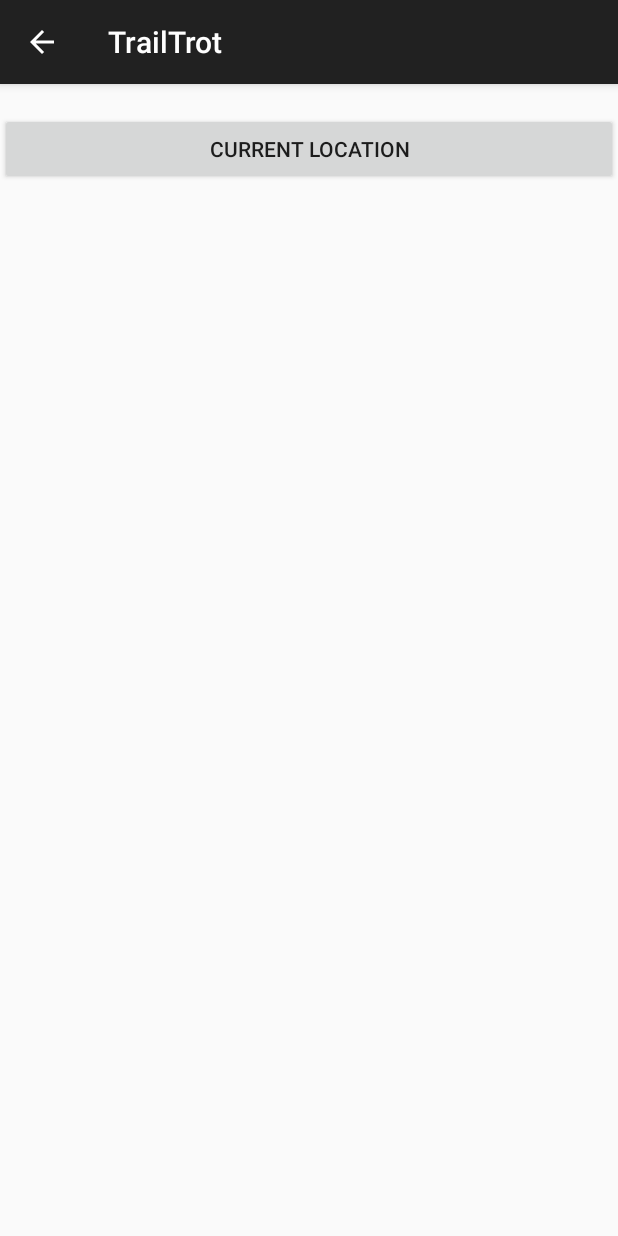
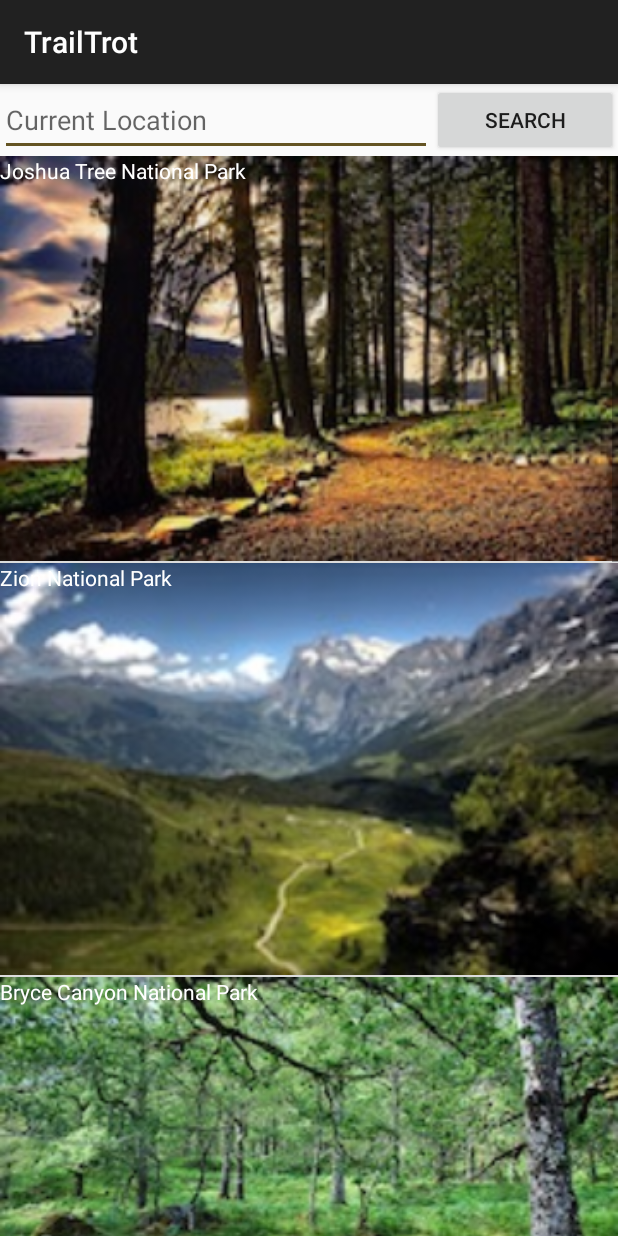
Before and after one commit to al-hy/TrailTrot, an Android app: the screen it shows after launch (DisplayMessageActivity before the commit, TrailRecommendationActivity after it), after a tap on "LOGIN", on a phone screen of 412 x 824 dp. Run offline under Robolectric (Android 15) with nearby library versions, the phone set to English and light mode, and no system bars.

Commit message:
DisplayMessage.java and activity_display_message.xml are deprecated. Two new activities added.

```diff
--- a/app/src/main/java/com/example/ahy/myapplication/DisplayMessageActivity.java
+++ /dev/null
@@ -1,24 +0,0 @@
-package com.example.ahy.myapplication;
-
-import android.content.Intent;
-import android.os.Bundle;
-import android.support.v7.app.AppCompatActivity;
-import android.util.Log;
-import android.widget.TextView;
-
-public class DisplayMessageActivity extends AppCompatActivity{
-
-    @Override
-    protected void onCreate(Bundle savedInstanceState) {
-        super.onCreate(savedInstanceState);
-        setContentView(R.layout.activity_display_message);
-
-        Intent intent = getIntent();
-        String message = intent.getStringExtra(MainActivity.EXTRA_MESSAGE);
-
-        TextView textView = (TextView) findViewById(R.id.displayText);
-        textView.setText(message);
-
-    }
-
-}
--- a/app/src/main/java/com/example/ahy/myapplication/MainActivity.java
+++ b/app/src/main/java/com/example/ahy/myapplication/MainActivity.java
@@ -43,7 +43,7 @@ public class MainActivity extends AppCompatActivity {
     }
 
     protected void sendMessage(View view) {
-        Intent intent = new Intent(this, DisplayMessageActivity.class);
+        Intent intent = new Intent(this, TrailRecommendationActivity.class);
         EditText editText = (EditText) findViewById(R.id.username);
         String message = editText.getText().toString();
         intent.putExtra(EXTRA_MESSAGE, message);
--- /dev/null
+++ b/app/src/main/java/com/example/ahy/myapplication/TrailRecommendation.java
@@ -0,0 +1,42 @@
+package com.example.ahy.myapplication;
+
+/**
+ * Created by ahy on 4/24/17.
+ */
+
+public class TrailRecommendation {
+
+    private String name;
+    private double rating;
+    private int trailImage;
+
+    public TrailRecommendation(String name, double rating, int trailImage) {
+        this.name = name;
+        this.rating = rating;
+        this.trailImage = trailImage;
+    }
+
+    public String getName() {
+        return name;
+    }
+
+    public void setName(String name) {
+        this.name = name;
+    }
+
+    public int getTrailImage() {
+        return trailImage;
+    }
+
+    public void setTrailImage(int trailImage) {
+        this.trailImage = trailImage;
+    }
+
+    public double getRating() {
+        return rating;
+    }
+
+    public void setRating(double rating) {
+        this.rating = rating;
+    }
+}
--- /dev/null
+++ b/app/src/main/java/com/example/ahy/myapplication/TrailRecommendationActivity.java
@@ -0,0 +1,70 @@
+package com.example.ahy.myapplication;
+
+import android.content.Intent;
+import android.os.Bundle;
+import android.support.v7.app.AppCompatActivity;
+import android.view.View;
+import android.widget.Button;
+import android.widget.ImageView;
+import android.widget.ListView;
+
+import java.util.ArrayList;
+import java.util.List;
+import java.util.Random;
+
+/**
+ * Created by ahy on 4/24/17.
+ */
+
+public class TrailRecommendationActivity extends AppCompatActivity{
+
+    private List<TrailRecommendation> trailRecommendationList;
+    private ListView listView;
+
+    //When creating a listView, an adapter is needed for dynamic retrieval
+    private TrailRecommendationActivityAdapter trailRecommendationActivityAdapter;
+
+    @Override
+    public void onCreate(Bundle savedInstanceState) {
+        super.onCreate(savedInstanceState);
+        setContentView(R.layout.activity_display_trail);
+
+        Intent intent = getIntent();
+
+        initTrailRecommendation();
+
+        Button button = (Button) findViewById(R.id.searchButton);
+        button.setOnClickListener(new View.OnClickListener() {
+            @Override
+            public void onClick(View view) {
+                TrailRecommendation trailRecommendation =
+                        new TrailRecommendation("Next Nearest Trail",
+                                new Random().nextInt(5),
+                                R.drawable.trail_1);
+
+            }
+        });
+
+        listView = (ListView) findViewById(R.id.trailListView);
+        trailRecommendationActivityAdapter = new TrailRecommendationActivityAdapter(
+                this, R.layout.trail_list_item, trailRecommendationList);
+
+        listView.setAdapter(trailRecommendationActivityAdapter);
+
+
+    }
+
+    public void initTrailRecommendation() {
+        trailRecommendationList = new ArrayList<TrailRecommendation>() {{
+            add(new TrailRecommendation("Joshua Tree National Park", 4.5, R.drawable.trail_1));
+            add(new TrailRecommendation("Zion National Park", 4.5, R.drawable.trail_2));
+            add(new TrailRecommendation("Bryce Canyon National Park", 4.5, R.drawable.trail_3));
+            add(new TrailRecommendation("Yosemite National Park", 4.5, R.drawable.trail_4));
+            add(new TrailRecommendation("Death Valley Tree National Park", 4.5, R.drawable.trail_5));
+            add(new TrailRecommendation("Great Basin National Park", 4.5, R.drawable.trail_6));
+            add(new TrailRecommendation("Arches National Park", 4.5, R.drawable.trail_7));
+        }};
+    }
+
+
+}
--- /dev/null
+++ b/app/src/main/java/com/example/ahy/myapplication/TrailRecommendationActivityAdapter.java
@@ -0,0 +1,68 @@
+package com.example.ahy.myapplication;
+
+import android.content.Context;
+import android.content.Intent;
+import android.support.annotation.LayoutRes;
+import android.support.annotation.NonNull;
+import android.support.annotation.Nullable;
+import android.support.v4.view.LayoutInflaterCompat;
+import android.util.Log;
+import android.view.LayoutInflater;
+import android.view.View;
+import android.view.ViewGroup;
+import android.widget.ArrayAdapter;
+import android.widget.Button;
+import android.widget.ImageView;
+import android.widget.TextView;
+
+import java.util.List;
+
+/**
+ * Created by ahy on 4/24/17.
+ */
+
+public class TrailRecommendationActivityAdapter extends ArrayAdapter<TrailRecommendation> {
+
+    private Context context;
+    private int layoutResource;
+    private List<TrailRecommendation> trailRecommendation;
+
+    public TrailRecommendationActivityAdapter(@NonNull Context context,
+                                              @LayoutRes int resource, @NonNull List<TrailRecommendation> objects) {
+        super(context, resource, objects);
+        this.context = context;
+        this.layoutResource = resource;
+        this.trailRecommendation = objects;
+    }
+
+    @NonNull
+    @Override
+    public View getView(final int position, @Nullable View convertView, @NonNull ViewGroup parent) {
+        LayoutInflater layoutInflater = (LayoutInflater) context.getSystemService(Context.LAYOUT_INFLATER_SERVICE);
+        View view = layoutInflater.inflate(layoutResource, parent, false);
+
+        ImageView imageView = (ImageView) view.findViewById(R.id.trailPreviewImage);
+        System.out.println(trailRecommendation.get(position).getTrailImage());
+        imageView.setImageResource(trailRecommendation.get(position).getTrailImage());
+
+        final TextView trailName = (TextView) view.findViewById(R.id.trailName);
+        trailName.setText(trailRecommendation.get(position).getName());
+
+
+        imageView.setOnClickListener(new View.OnClickListener() {
+            @Override
+            public void onClick(View view) {
+                Intent intent = new Intent(context, TrailSelectionActivity.class);
+                intent.putExtra("image", trailRecommendation.get(position).getTrailImage());
+                intent.putExtra("name", trailRecommendation.get(position).getName());
+                context.startActivity(intent);
+            }
+        });
+
+        //TextView trailRating = (TextView) view.findViewById(R.id.trailRating);
+        //trailRating.setText(trailRecommendation.get(position).getRating());
+
+        return view;
+    }
+
+}
--- a/app/src/main/res/layout/activity_display_message.xml
+++ /dev/null
@@ -1,30 +0,0 @@
-<?xml version="1.0" encoding="utf-8"?>
-<LinearLayout xmlns:android="http://schemas.android.com/apk/res/android"
-    xmlns:app="http://schemas.android.com/apk/res-auto"
-    xmlns:tools="http://schemas.android.com/tools"
-    android:layout_width="match_parent"
-    android:layout_height="match_parent"
-    tools:context="com.example.ahy.myapplication.DisplayMessageActivity"
-    android:orientation="vertical">
-
-    <!--<LinearLayout-->
-        <!--android:layout_width="match_parent"-->
-        <!--android:layout_height="wrap_content"-->
-        <!--android:gravity="center">-->
-
-
-    <!--</LinearLayout>-->
-
-
-    <TextView
-        android:layout_width="match_parent"
-        android:layout_height="wrap_content"
-        android:id="@+id/displayText" />
-
-    <Button
-        android:id="@+id/buttonGPSLocation"
-        android:layout_width="match_parent"
-        android:layout_height="wrap_content"
-        android:text="Current Location"/>
-
-</LinearLayout>
--- /dev/null
+++ b/app/src/main/res/layout/activity_display_trail.xml
@@ -0,0 +1,38 @@
+<?xml version="1.0" encoding="utf-8"?>
+<LinearLayout xmlns:android="http://schemas.android.com/apk/res/android"
+    xmlns:app="http://schemas.android.com/apk/res-auto"
+    xmlns:tools="http://schemas.android.com/tools"
+    android:layout_width="match_parent"
+    android:layout_height="match_parent"
+    tools:context="com.example.ahy.myapplication.TrailRecommendationActivity"
+    android:orientation="vertical">
+
+    <LinearLayout
+        android:layout_width="match_parent"
+        android:layout_height="wrap_content"
+        android:orientation="horizontal">
+
+        <EditText
+            android:id="@+id/editText"
+            android:layout_width="0dp"
+            android:layout_height="match_parent"
+            android:layout_weight="7"
+            android:hint="Current Location" />
+
+        <Button
+            android:id="@+id/searchButton"
+            android:layout_width="0dp"
+            android:layout_height="match_parent"
+            android:layout_weight="3"
+            android:text="Search" />
+
+    </LinearLayout>
+
+
+    <ListView
+        android:id="@+id/trailListView"
+        android:layout_width="match_parent"
+        android:layout_height="0dp"
+        android:layout_weight="1"></ListView>
+
+</LinearLayout>
--- /dev/null
+++ b/app/src/main/res/layout/trail_list_item.xml
@@ -0,0 +1,29 @@
+<FrameLayout xmlns:android="http://schemas.android.com/apk/res/android"
+    xmlns:app="http://schemas.android.com/apk/res-auto"
+    xmlns:tools="http://schemas.android.com/tools"
+    android:layout_width="match_parent"
+    android:layout_height="match_parent"
+    tools:context="com.example.ahy.myapplication.TrailRecommendationActivity"
+    android:orientation="horizontal">
+
+    <!--This is to displace the contents of each listed items-->
+    <!--The other one is used to actually list out the items-->
+
+    <ImageView
+        android:adjustViewBounds="true"
+        android:layout_width="fill_parent"
+        android:layout_height="fill_parent"
+        android:scaleType="centerCrop"
+        android:id="@+id/trailPreviewImage"
+        android:onClick="onClick"
+        />
+
+    <TextView
+        android:id="@+id/trailName"
+        android:layout_width="wrap_content"
+        android:layout_height="wrap_content"
+        android:layout_above="@id/trailPreviewImage"
+        android:textColor="#FFFFFF"/>
+
+
+</FrameLayout>
```
Also changed, not shown: app/src/main/AndroidManifest.xml (+6 -6 lines), app/src/main/java/com/example/ahy/myapplication/TrailSelectionActivity.java (added, +31 -0 lines), app/src/main/res/layout/activity_trail_selection.xml (added, +41 -0 lines), app/src/main/res/drawable/trail_1.jpeg (added), app/src/main/res/drawable/trail_2.JPG (added), app/src/main/res/drawable/trail_3.JPG (added), app/src/main/res/drawable/trail_4.JPG (added), app/src/main/res/drawable/trail_5.jpeg (added), app/src/main/res/drawable/trail_6.JPG (added), app/src/main/res/drawable/trail_7.JPG (added).
